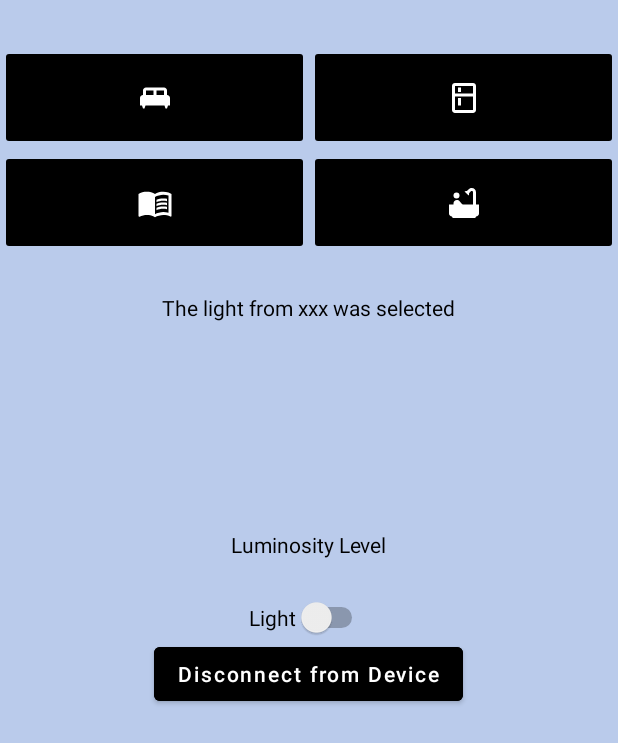
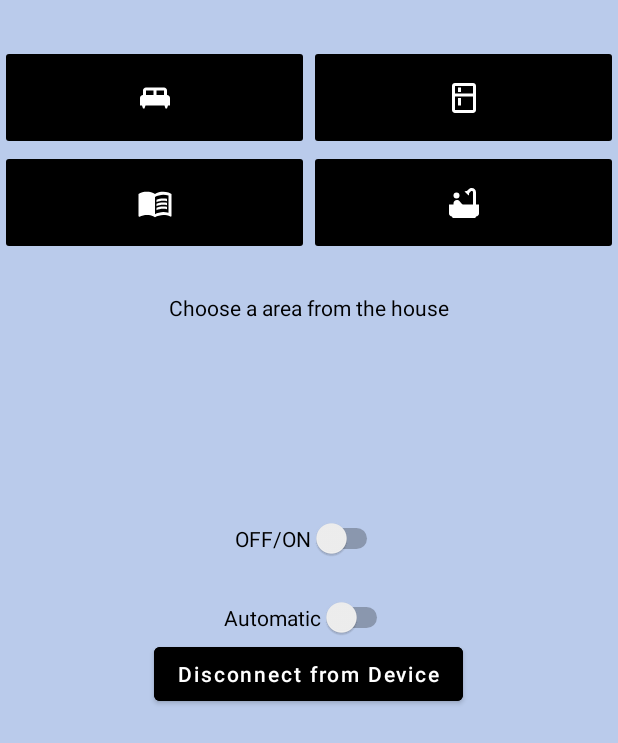
Before and after one commit to ruifornelos/HomeAutomationLights, an Android app: the layout activity_control.xml on its own in the app's theme, with its tools: preview values and no code run, on a phone screen of 412 x 824 dp. Shown: the top 743 px of the screen. Run offline under Robolectric (Android 15) with nearby library versions, the phone set to English and light mode, and no system bars.

Commit message:
Currently turning LED's ON & off
Sensor is implemented but still not connected

TODO: read characteristic and act on layout

```diff
--- a/app/src/main/java/pm/ersc/estg/homeautomationlights/ble/BleExtensions.kt
+++ b/app/src/main/java/pm/ersc/estg/homeautomationlights/ble/BleExtensions.kt
@@ -118,3 +118,9 @@ fun BluetoothGattDescriptor.isCccd() =
 
 fun ByteArray.toHexString(): String =
     joinToString(separator = " ", prefix = "0x") { String.format("%02X", it) }
+
+fun ByteArray.getUIntAt(idx: Int) =
+    ((this[idx].toUInt() and 0xFFu) shl 24) or
+            ((this[idx + 1].toUInt() and 0xFFu) shl 16) or
+            ((this[idx + 2].toUInt() and 0xFFu) shl 8) or
+            (this[idx + 3].toUInt() and 0xFFu)
--- a/app/src/main/java/pm/ersc/estg/homeautomationlights/ble/ConnectionManager.kt
+++ b/app/src/main/java/pm/ersc/estg/homeautomationlights/ble/ConnectionManager.kt
@@ -18,10 +18,13 @@ import java.lang.ref.WeakReference
 import java.util.UUID
 import java.util.concurrent.ConcurrentHashMap
 import java.util.concurrent.ConcurrentLinkedQueue
+import kotlinx.android.synthetic.main.activity_control.view.switchPower
 
 private const val GATT_MIN_MTU_SIZE = 23
 /** Maximum BLE MTU size as defined in gatt_api.h. */
 private const val GATT_MAX_MTU_SIZE = 517
+private const val BEDROOMCHAR = "4ac8a682-9736-4e5d-932b-e9b31405049c"
+
 
 object ConnectionManager {
 
--- a/app/src/main/res/layout/activity_control.xml
+++ b/app/src/main/res/layout/activity_control.xml
@@ -20,7 +20,7 @@
             android:layout_weight="1"
             android:layout_width="wrap_content"
             android:layout_height="70dp"
-            android:src="@drawable/bed_clips"/>
+            android:src="@drawable/bed_clips" />
         <ImageButton
             android:id="@+id/KitchenButton"
             android:backgroundTint="@color/black"
@@ -63,34 +63,34 @@
         android:layout_below="@+id/linearB"
         android:layout_centerHorizontal="true"
         android:layout_marginTop="25dp"
-        android:text="The light from xxx was selected"
+        android:text="@string/selection_example"
         android:textColor="@color/black"/>
 
-    <TextView
-        android:id="@+id/LuminosityLevels"
+    <Switch
+        android:id="@+id/switchPower"
         android:layout_width="wrap_content"
         android:layout_height="wrap_content"
-        android:layout_above="@+id/switch1"
+        android:layout_above="@+id/switchMode"
         android:layout_centerHorizontal="true"
-        android:text="Luminosity Level"
+        android:text="@string/off_on"
         android:layout_marginBottom="25dp"
         android:textColor="@color/black"
         />
 
     <Switch
-        android:id="@+id/switch1"
+        android:id="@+id/switchMode"
         android:layout_width="wrap_content"
         android:layout_height="wrap_content"
-        android:text="Light"
+        android:text="@string/automatic"
         android:layout_centerInParent="true"/>
 
     <Button
         android:id="@+id/disconnect"
         android:layout_width="wrap_content"
         android:layout_height="wrap_content"
-        android:layout_below="@+id/switch1"
+        android:layout_below="@+id/switchMode"
         android:layout_centerHorizontal="true"
-        android:hint="Disconnect from Device"
+        android:hint="@string/disconnect_from_device"
         android:textColorHint="@color/white"
         android:backgroundTint="@color/black"
         />
--- a/app/src/main/res/values/strings.xml
+++ b/app/src/main/res/values/strings.xml
@@ -7,4 +7,13 @@
     <string name="kitchen_selected">Kitchen selected!</string>
     <string name="library_selected">Library selected!</string>
     <string name="bedroom_selected">Bedroom selected!</string>
+    <string name="automatic">Automatic</string>
+    <string name="off_on" translatable="false">OFF/ON</string>
+    <string name="selection_example">Choose a area from the house</string>
+    <string name="disconnect_from_device">Disconnect from Device</string>
+    <string name="automatic_mode">Automatic Mode</string>
+    <string name="manual_mode">Manual Mode</string>
+    <string name="ledsON">Lights ON</string>
+    <string name="ledsOFF">Lights OFF</string>
+    <string name="noRoomSelected">Please select a room.</string>
 </resources>
```
Also changed, not shown: app/src/main/java/pm/ersc/estg/homeautomationlights/ControlActivity.kt (+91 -52 lines), 1 other file.
